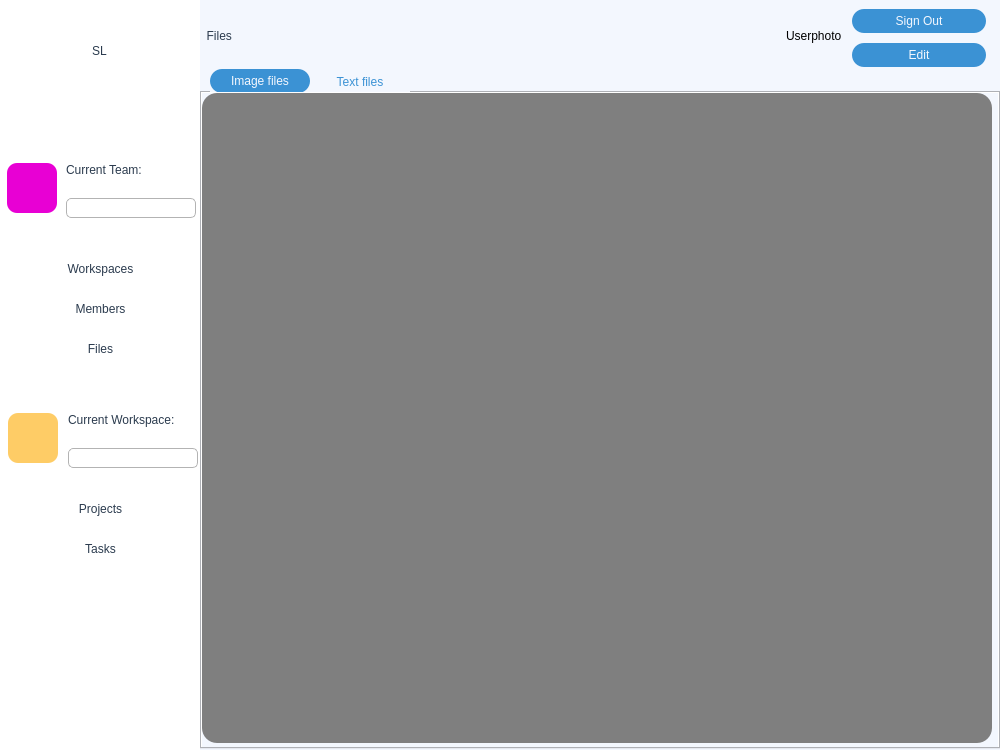
This is uis/main_window.ui in pavdmit/sl as Qt 5 draws it before an edit. The edited form follows.
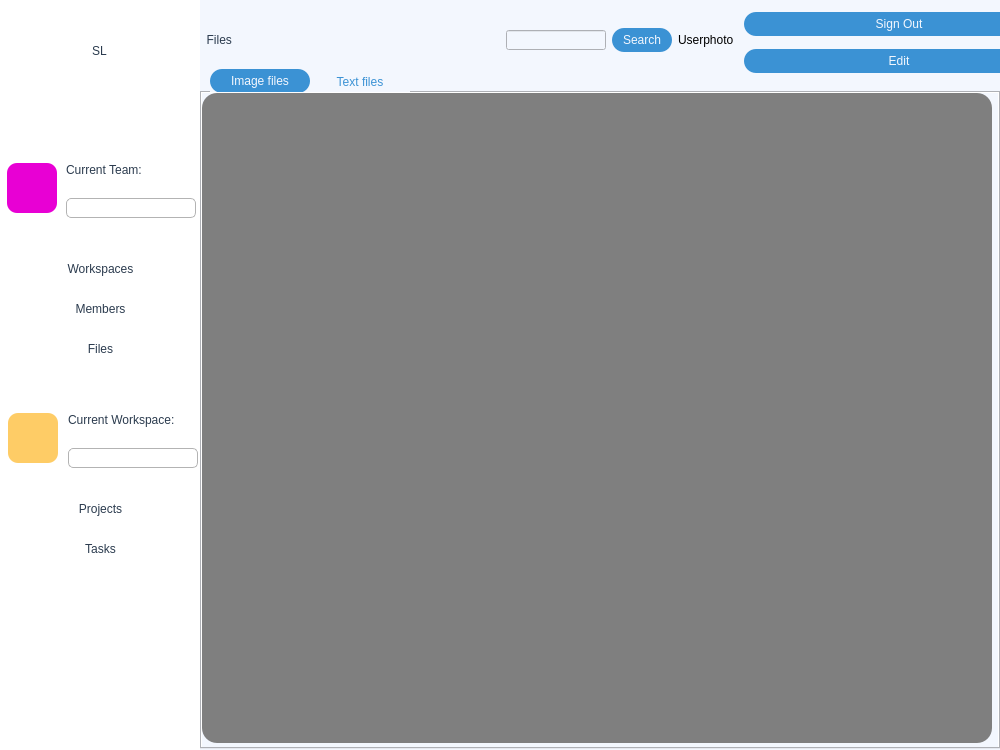
This is the edited form. The open tabs and pages were chosen to show the change.

What changed in the file:
```diff
--- a/uis/main_window.ui
+++ b/uis/main_window.ui
@@ -840,8 +840,8 @@
           <rect>
            <x>0</x>
            <y>0</y>
-           <width>806</width>
-           <height>71</height>
+           <width>874</width>
+           <height>80</height>
           </rect>
          </property>
          <layout class="QHBoxLayout" name="horizontalLayout_7">
@@ -849,7 +849,7 @@
            <widget class="QLabel" name="label_13">
             <property name="minimumSize">
              <size>
-              <width>580</width>
+              <width>300</width>
               <height>0</height>
              </size>
             </property>
@@ -871,6 +871,43 @@
             </property>
            </widget>
           </item>
+          <item>
+           <widget class="QLineEdit" name="lineEdit">
+            <property name="maximumSize">
+             <size>
+              <width>100</width>
+              <height>20</height>
+             </size>
+            </property>
+           </widget>
+          </item>
+          <item>
+           <widget class="QPushButton" name="pushButton">
+            <property name="maximumSize">
+             <size>
+              <width>60</width>
+              <height>24</height>
+             </size>
+            </property>
+            <property name="styleSheet">
+             <string notr="true">QPushButton {
+	background-color: rgb(59, 146, 212);
+	color:rgb(243,247,254);
+	border: 0px solid;
+	border-radius: 12px;
+	font: 13pt &quot;Andale Mono&quot;;
+}
+
+QPushButton:hover {
+	background-color: rgb(243,247,254);
+	color:rgb(59, 146, 212);
+}</string>
+            </property>
+            <property name="text">
+             <string>Search</string>
+            </property>
+           </widget>
+          </item>
           <item>
            <widget class="QLabel" name="label_14">
             <property name="maximumSize">
```
Left out of the diff: 4 changed lines with no effect on the pictures.
